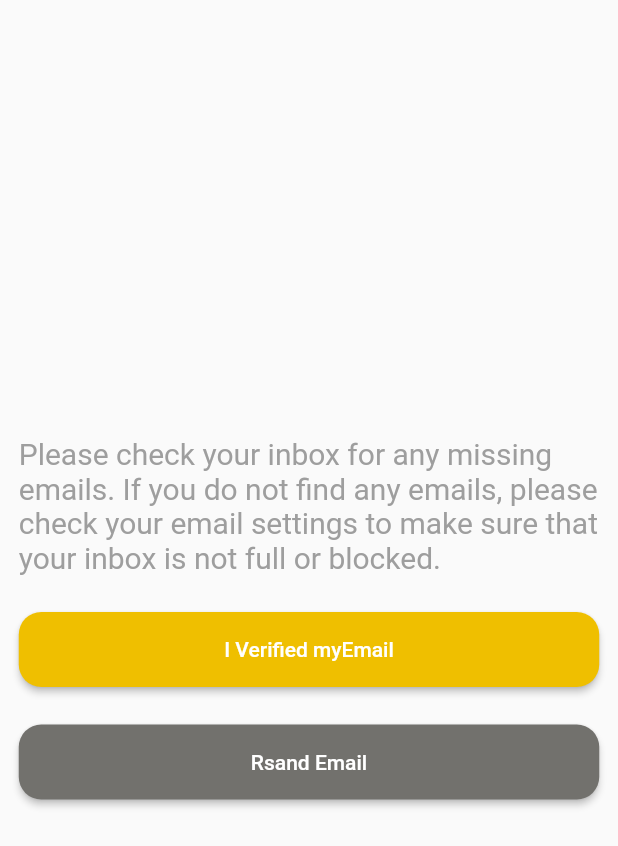
After one commit to Mahmoud-3lsaramegy/firebase, a Flutter app: the EmailChacker screen opened by its route, on a phone screen of 412 x 824 dp. The commit adds this screen. Shown: the top 846 px of the screen. Run offline on Flutter 3.47's test engine with Material 2 defaults, Android fonts, the phone set to English and light mode, and no system bars; our stand-ins replace firebase_auth, firebase_core; accounts and stored records are empty; network calls fail; Roboto replaces fonts that are missing (Cairo).

Commit message:
email Chacker........waiting Done!

```diff
--- /dev/null
+++ b/lib/auth/chack_email.dart
@@ -0,0 +1,54 @@
+import 'package:firebace/mymatirel/buttons.dart';
+import 'package:firebase_auth/firebase_auth.dart';
+import 'package:flutter/material.dart';
+
+class EmailChacker extends StatelessWidget {
+  const EmailChacker({super.key});
+
+  @override
+  Widget build(BuildContext context) {
+    return Scaffold(
+      body: SizedBox(
+          width: double.infinity,
+          height: double.infinity,
+          child: Center(
+            child: Column(
+              mainAxisAlignment: MainAxisAlignment.center,
+              crossAxisAlignment: CrossAxisAlignment.center,
+              children: [
+                Container(
+                  width: double.infinity,
+                  margin: const EdgeInsets.all(12.5),
+                  child: const Text(
+                    "Please check your inbox for any missing emails. If you do not find any emails, please check your email settings to make sure that your inbox is not full or blocked.",
+                    style: TextStyle(
+                      color: Colors.grey,
+                      fontSize: 20,
+                    ),
+                  ),
+                ),
+                Container(
+                  width: double.infinity,
+                  margin: const EdgeInsets.all(12.5),
+                  child: Buttonsaramegy_text(const Color(0xffEFBF00), 0.0, 50,
+                      const Text("I Verified myEmail"), () {
+                    if (FirebaseAuth.instance.currentUser!.emailVerified ==
+                        true) {
+                      Navigator.of(context).pushReplacementNamed("Gellrey");
+                    }
+                  }, 15),
+                ),
+                Container(
+                  width: double.infinity,
+                  margin: const EdgeInsets.all(12.5),
+                  child: Buttonsaramegy_text(const Color(0xff72716D), 0.0, 50,
+                      const Text("Rsand Email"), () {
+                    FirebaseAuth.instance.currentUser!.sendEmailVerification();
+                  }, 15),
+                )
+              ],
+            ),
+          )),
+    );
+  }
+}
```
Also changed, not shown: lib/firebace/email_auth/login.dart (+6 -1 lines), lib/firebace/email_auth/sign_up.dart (+6 -1 lines), lib/main.dart (+9 -1 lines).
